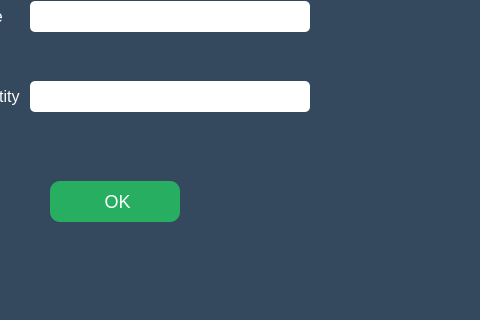
Above: purbox.ui from konynour/Book-Store-Management before the change; both pictures show x 250 to 730 and y 119 to 439 of the 730 by 439 pixel window. Below: the same form after it.
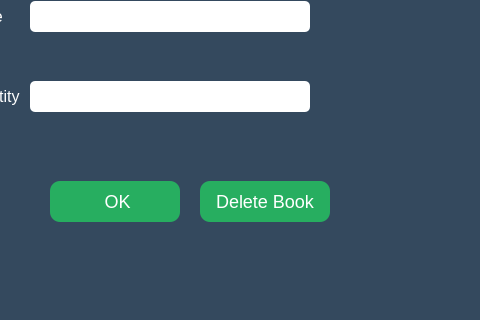
That is the form after the change.

```diff
--- a/purbox.ui
+++ b/purbox.ui
@@ -131,6 +131,22 @@
     <string> OK</string>
    </property>
   </widget>
+
+  <!-- Delete Button -->
+  <widget class="QPushButton" name="deleteButton">
+   <property name="geometry">
+    <rect>
+     <x>450</x>
+     <y>300</y>
+     <width>130</width>
+     <height>41</height>
+    </rect>
+   </property>
+   <property name="text">
+    <string>Delete Book</string>
+   </property>
+  </widget>
+
  </widget>
  <resources/>
  <connections/>
```
